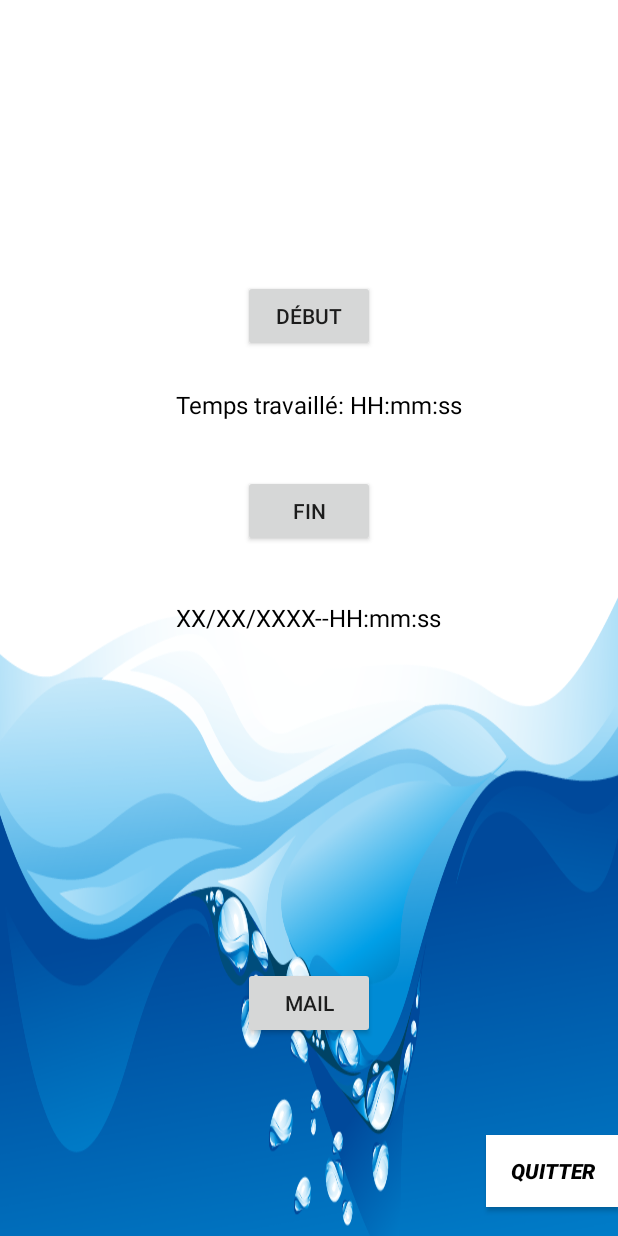
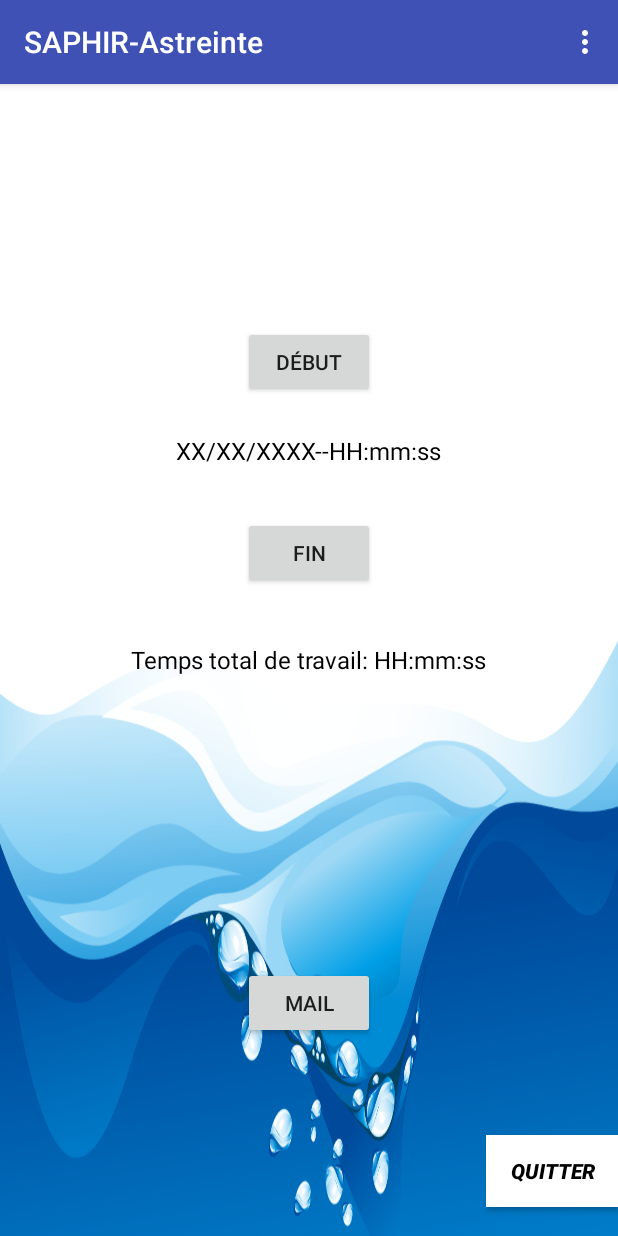
Before and after one commit to Arendhal/SAPHIR_Dev, an Android app: the screen it shows after launch (MainActivity), on a phone screen of 412 x 824 dp. Run offline under Robolectric (Android 15) with nearby library versions, the phone set to English and light mode, and no system bars; 5 statements that could not run were skipped.

Commit message:
SA06: Une seule notification est maintenant visible Possibilité a tout moment de revenir a l'application en cliquant sur la notification Intégration d'un dropdown menu pour choisir le nom de l'agent Le nom de l'agent est inscrit dans le fichier envoyé par mail Renommage du fichier agents.txt en Rapport.txt Correctin d'un bug qui n'affichait pas le sujet du mail

```diff
--- a/app/src/main/res/layout/activity_main.xml
+++ b/app/src/main/res/layout/activity_main.xml
@@ -22,14 +22,14 @@
         android:id="@+id/StartTime"
         android:layout_width="wrap_content"
         android:layout_height="wrap_content"
-        android:text="Temps travaillé: HH:mm:ss"
+        android:layout_marginBottom="33dp"
+        android:text="XX/XX/XXXX--HH:mm:ss"
         android:textColor="@android:color/black"
         android:textSize="16sp"
         tools:layout_editor_absoluteX="108dp"
         tools:layout_editor_absoluteY="113dp"
         android:layout_above="@+id/EndTimer"
-        android:layout_alignStart="@+id/EndTime"
-        android:layout_marginBottom="36dp" />
+        android:layout_centerHorizontal="true" />
 
     <Button
         android:id="@+id/EndTimer"
@@ -38,21 +38,21 @@
         android:text="Fin"
         tools:layout_editor_absoluteX="148dp"
         tools:layout_editor_absoluteY="188dp"
-        android:layout_above="@+id/EndTime"
+        android:layout_above="@+id/WorkTime"
         android:layout_alignStart="@+id/Mail"
         android:layout_marginBottom="36dp" />
 
     <TextView
-        android:id="@+id/EndTime"
+        android:id="@+id/WorkTime"
         android:layout_width="wrap_content"
         android:layout_height="wrap_content"
-        android:text="XX/XX/XXXX--HH:mm:ss"
+        android:layout_centerHorizontal="true"
+        android:layout_centerVertical="true"
+        android:text="Temps total de travail: HH:mm:ss"
         android:textColor="@android:color/black"
         android:textSize="16sp"
         tools:layout_editor_absoluteX="99dp"
-        tools:layout_editor_absoluteY="263dp"
-        android:layout_centerVertical="true"
-        android:layout_centerHorizontal="true" />
+        tools:layout_editor_absoluteY="263dp" />
 
     <Button
         android:id="@+id/Mail"
--- a/app/src/main/res/menu/agent_menu.xml
+++ b/app/src/main/res/menu/agent_menu.xml
@@ -3,7 +3,7 @@
     <item
         android:id="@+id/Agent1"
         android:enabled="true"
-        android:title="Saphir" />
+        android:title="Agent 1" />
     <item
         android:id="@+id/Agent2"
         android:title="Agent 2"
--- a/app/src/main/res/values/styles.xml
+++ b/app/src/main/res/values/styles.xml
@@ -1,7 +1,7 @@
 <resources>
 
     <!-- Base application theme. -->
-    <style name="AppTheme" parent="Theme.AppCompat.Light.NoActionBar">
+    <style name="AppTheme" parent="Theme.AppCompat.Light.DarkActionBar">
         <!-- Customize your theme here. -->
         <item name="colorPrimary">@color/colorPrimary</item>
         <item name="colorPrimaryDark">@color/colorPrimaryDark</item>
```
Also changed, not shown: app/src/main/java/com/saphir/benji/saphir/ComputeHoursService.java (+33 -21 lines), app/src/main/java/com/saphir/benji/saphir/MainActivity.java (+49 -13 lines).
